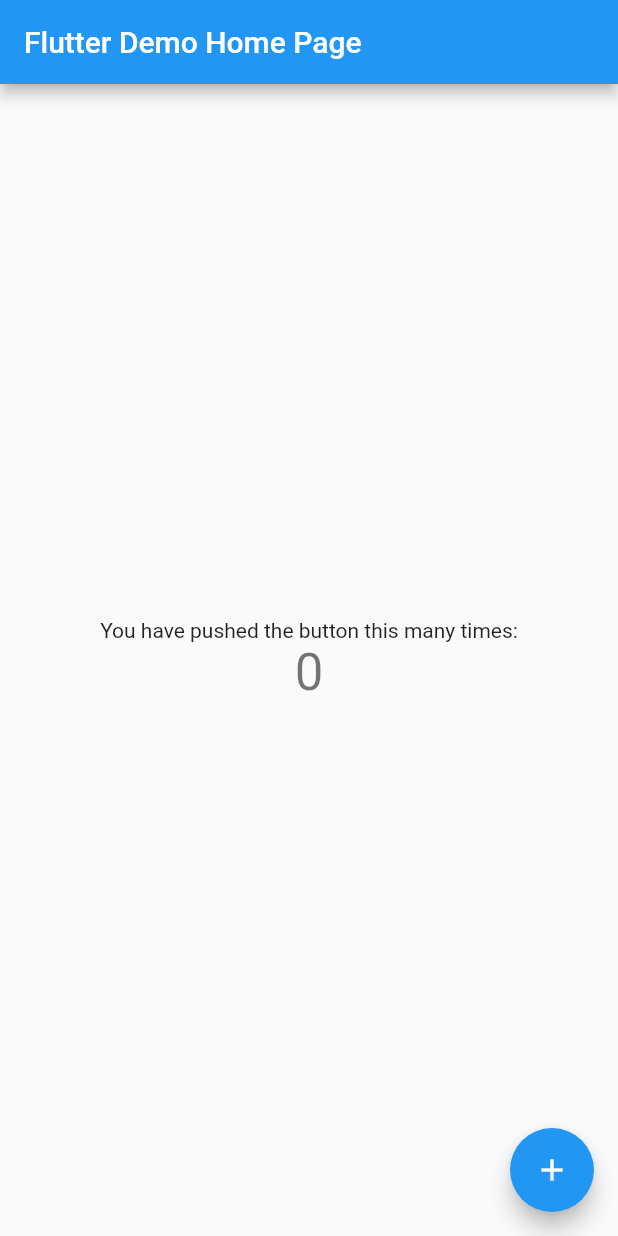
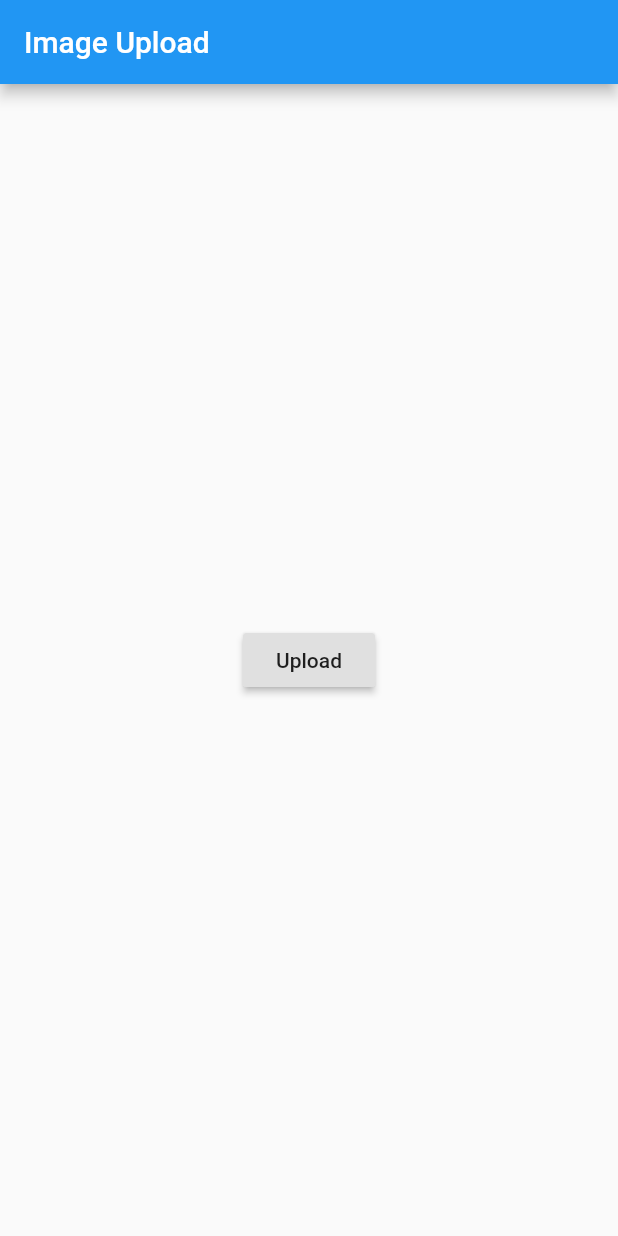
Before and after one commit to flutterwings304/image_upload_server_web, a Flutter app: the screen it shows after launch, on a phone screen of 412 x 824 dp. Run offline on Flutter 3.47's test engine with Material 2 defaults, Android fonts, the phone set to English and light mode, and no system bars; our stand-ins replace dio, file_picker, firebase_core, firebase_storage; accounts and stored records are empty.

Commit message:
firebase upload

```diff
--- a/lib/firebase_upload.dart
+++ b/lib/firebase_upload.dart
@@ -3,6 +3,7 @@
 import 'package:dio/dio.dart';
 import 'package:file_picker/file_picker.dart';
 import 'package:firebase_storage/firebase_storage.dart';
+import 'package:flutter/material.dart';
 
 uploadFile() async {
   Reference _reference =
@@ -39,3 +40,24 @@
     return result.files.first.bytes;
   };
 }
+
+class ImageUpload extends StatelessWidget {
+  const ImageUpload({ Key? key }) : super(key: key);
+
+  @override
+  Widget build(BuildContext context) {
+    return Scaffold(
+      appBar: AppBar(
+        title: Text('Image Upload'),
+      ),
+      body: Center(
+        child: RaisedButton(
+          onPressed: () {
+            uploadFile();
+          },
+          child: Text('Upload'),
+        ),
+      ),
+    );
+  }
+}
--- a/lib/main.dart
+++ b/lib/main.dart
@@ -1,7 +1,26 @@
+import 'package:firebase_core/firebase_core.dart';
+import 'package:flutter/foundation.dart';
 import 'package:flutter/material.dart';
 
-void main() {
-  runApp(const MyApp());
+import 'firebase_upload.dart';
+
+Future main() async {
+  WidgetsFlutterBinding.ensureInitialized();
+  if (kIsWeb) {
+    await Firebase.initializeApp(
+        options: const FirebaseOptions(
+       apiKey: "AIzaSyAdVvcEKHQvLLHkGEsIZmhV_mOn0pfWqNQ",
+  authDomain: "image-upload-on-web.firebaseapp.com",
+  projectId: "image-upload-on-web",
+  storageBucket: "image-upload-on-web.appspot.com",
+  messagingSenderId: "902362392013",
+  appId: "1:902362392013:web:354fbea39bc697eef1d084",
+  measurementId: "G-T213PP9H67"));
+  } else {
+    await Firebase.initializeApp();
+
+    runApp(const MyApp());
+  }
 }
 
 class MyApp extends StatelessWidget {
@@ -24,7 +43,7 @@
         // is not restarted.
         primarySwatch: Colors.blue,
       ),
-      home: const MyHomePage(title: 'Flutter Demo Home Page'),
+      home: const ImageUpload(),
     );
   }
 }
```
